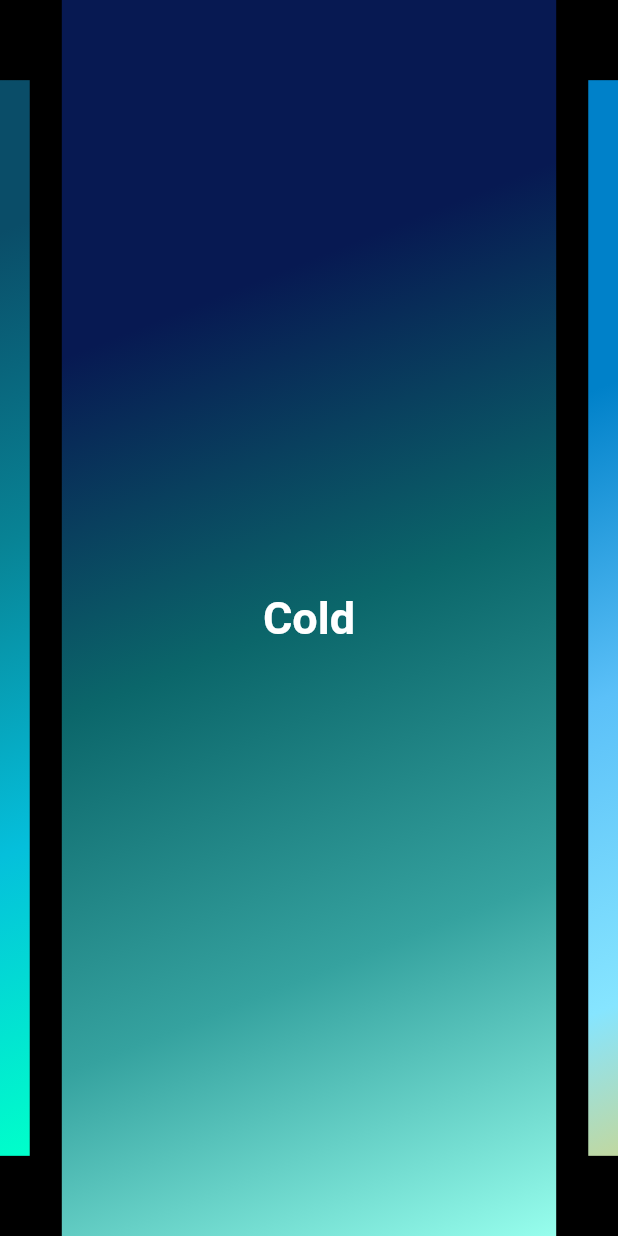
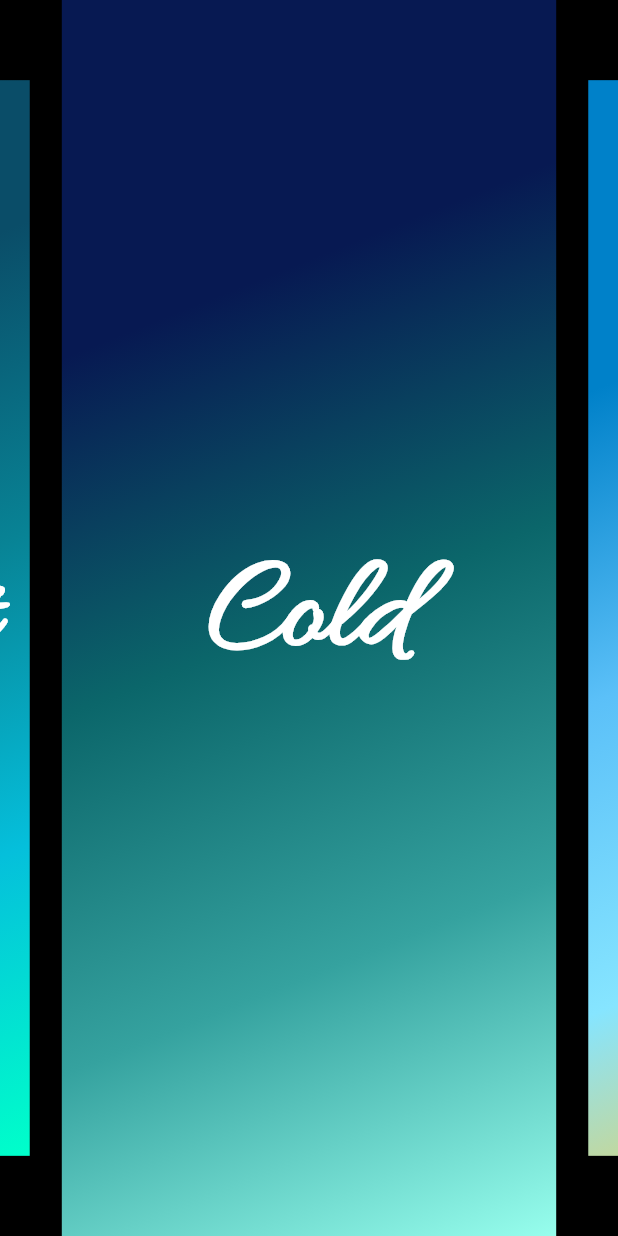
Before and after one commit to Sommos/flutter_cube_swipe, a Flutter app: the screen it shows after launch, on a phone screen of 412 x 824 dp. Run offline on Flutter 3.47's test engine with Material 2 defaults, Android fonts, the phone set to English and light mode, and no system bars; drawn by our look-alikes of carousel_slider.

Commit message:
added fonts, and updated images in README.md

```diff
--- a/lib/components/carousel_item.dart
+++ b/lib/components/carousel_item.dart
@@ -41,8 +41,9 @@ class CarouselItem extends StatelessWidget {
         child: Text(
           text,
           textAlign: TextAlign.center,
-          style: TextStyle(
-            fontSize: 30,
+          style: const TextStyle(
+            fontFamily: "Allura",
+            fontSize: 90,
             fontWeight: FontWeight.bold,
             color: Colors.white,
           ),
```
Also changed, not shown: pubspec.yaml (+8 -8 lines), image0.png, image1.png, image2.png, image3.png, image4.png, lib/fonts/Allura-Regular.ttf (added).
